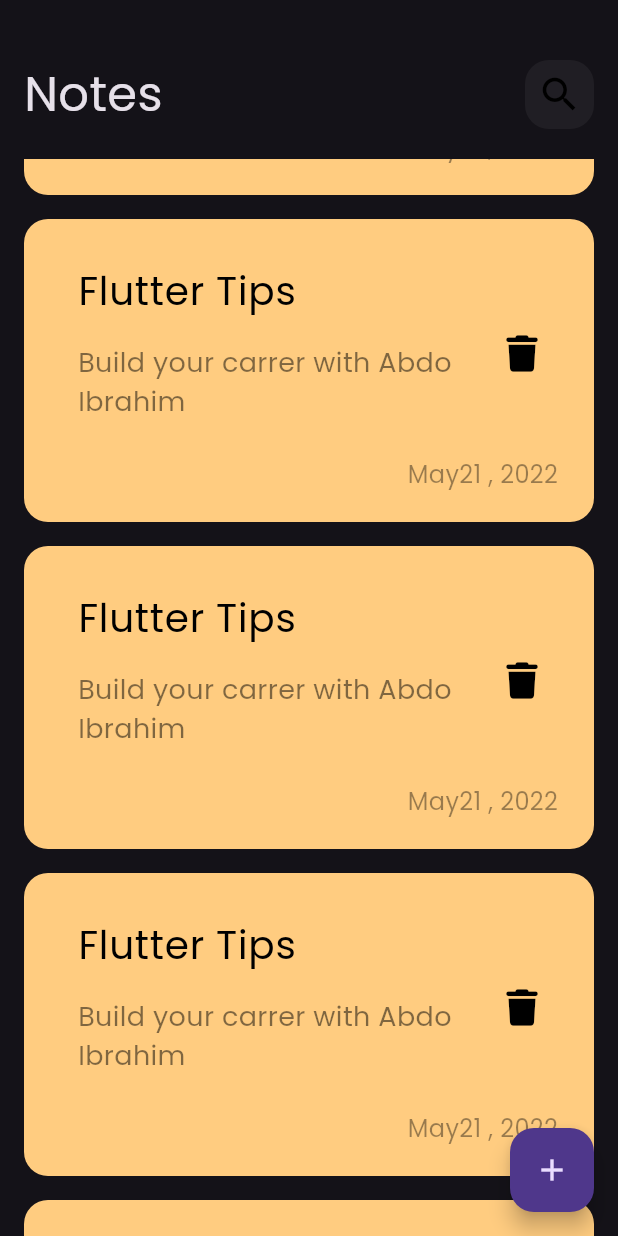
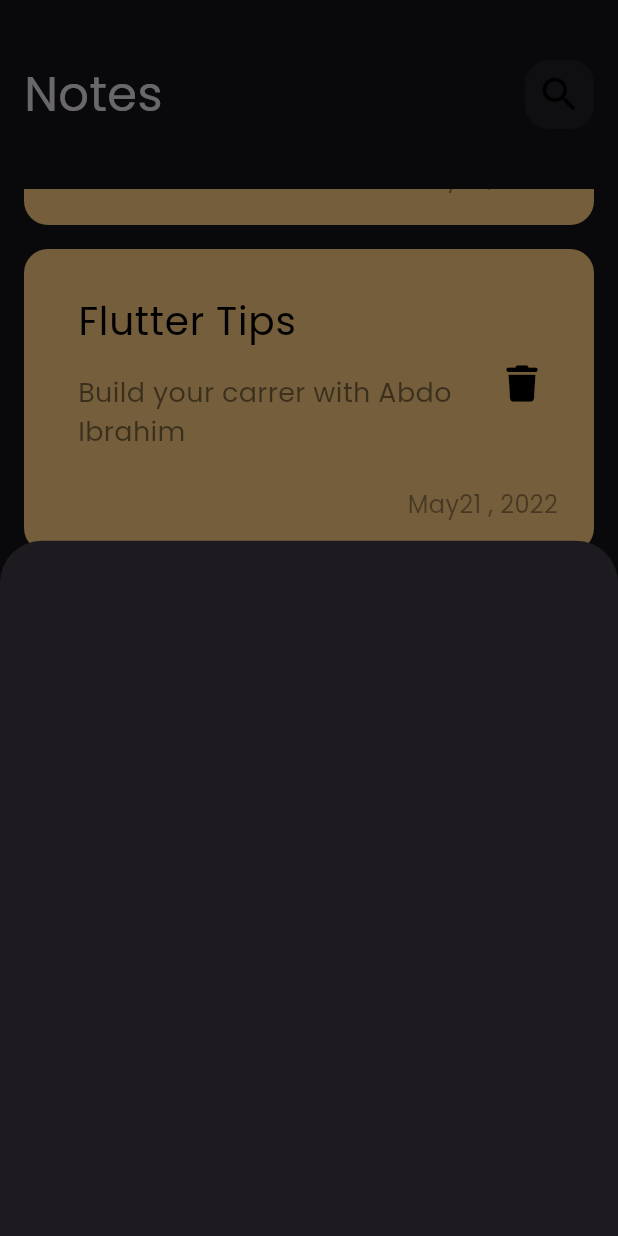
Before and after one commit to abdulrahmanibrahimdawood/Note_app, a Flutter app: the screen it shows after launch, scrolled down 3456 dp, after a tap on the "add" icon, on a phone screen of 412 x 824 dp. Run offline on Flutter 3.47's test engine with Material 3 defaults, Android fonts, the phone set to English and light mode, and no system bars; our stand-ins replace font_awesome_flutter.

Commit message:
show modalbuttom sheet

```diff
--- a/lib/screens/notes_view.dart
+++ b/lib/screens/notes_view.dart
@@ -1,4 +1,5 @@
 import 'package:flutter/material.dart';
+import 'package:note/widgets/add_note_buttom_sheet.dart';
 import 'package:note/widgets/notes_view_body.dart';
 
 class NotesView extends StatelessWidget {
@@ -8,7 +9,14 @@ class NotesView extends StatelessWidget {
   Widget build(BuildContext context) {
     return Scaffold(
       floatingActionButton: FloatingActionButton(
-        onPressed: () {},
+        onPressed: () {
+          showModalBottomSheet(
+            context: context,
+            builder: (context) {
+              return const AddNoteButtomSheet();
+            },
+          );
+        },
         child: const Icon(Icons.add),
       ),
       body: const NotesViewBody(),
--- /dev/null
+++ b/lib/widgets/add_note_buttom_sheet.dart
@@ -0,0 +1,10 @@
+import 'package:flutter/material.dart';
+
+class AddNoteButtomSheet extends StatelessWidget {
+  const AddNoteButtomSheet({super.key});
+
+  @override
+  Widget build(BuildContext context) {
+    return Container();
+  }
+}
--- a/lib/widgets/note_list_view.dart
+++ b/lib/widgets/note_list_view.dart
@@ -6,11 +6,16 @@ class NotesListView extends StatelessWidget {
 
   @override
   Widget build(BuildContext context) {
-    return ListView.builder(itemBuilder: (context, index) {
-      return const Padding(
-        padding: EdgeInsets.symmetric(vertical: 8),
-        child: CustomNoteItem(),
-      );
-    });
+    return Padding(
+      padding: const EdgeInsets.symmetric(vertical: 20),
+      child: ListView.builder(
+          padding: EdgeInsets.zero,
+          itemBuilder: (context, index) {
+            return const Padding(
+              padding: EdgeInsets.symmetric(vertical: 8),
+              child: CustomNoteItem(),
+            );
+          }),
+    );
   }
 }
```
